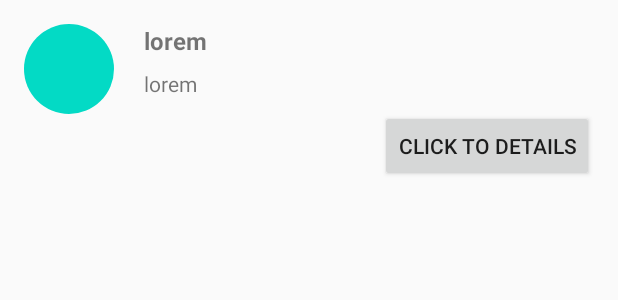
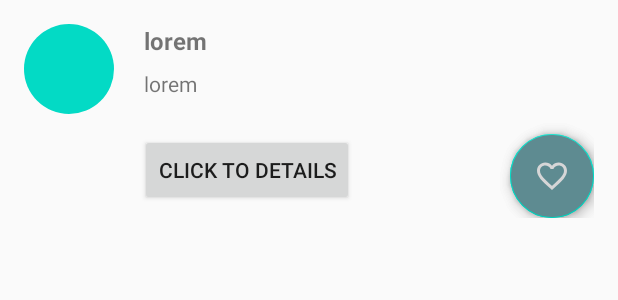
Before and after one commit to husnul23/githhub-app, an Android app: the layout item_row_user.xml on its own in the app's theme, with its tools: preview values and no code run, on a phone screen of 412 x 824 dp. Shown: the top 300 px of the screen. Run offline under Robolectric (Android 15) with nearby library versions, the phone set to English and light mode, and no system bars.

Commit message:
adding floating action button to item row user

```diff
--- a/app/src/main/res/layout/item_row_user.xml
+++ b/app/src/main/res/layout/item_row_user.xml
@@ -43,10 +43,35 @@
         android:id="@+id/btn_details"
         android:layout_width="wrap_content"
         android:layout_height="wrap_content"
+        android:layout_marginTop="24dp"
+        android:layout_marginEnd="160dp"
+        android:text="@string/click_detail"
         app:layout_constraintEnd_toEndOf="parent"
-        app:layout_constraintTop_toBottomOf="@id/tv_username"
-        android:layout_marginTop="8dp"
-        android:text="@string/click_detail" />
+        app:layout_constraintTop_toBottomOf="@id/tv_username" />
+
+    <com.google.android.material.floatingactionbutton.FloatingActionButton
+        android:id="@+id/floatingFav"
+        android:layout_width="wrap_content"
+        android:layout_height="wrap_content"
+        android:layout_marginTop="24dp"
+        android:backgroundTint="@color/grey"
+        android:tint="@color/black"
+        android:clickable="true"
+        app:layout_constraintEnd_toEndOf="parent"
+        app:layout_constraintTop_toBottomOf="@+id/tv_username"
+        app:srcCompat="@drawable/ic_baseline_favorite_24" />
+
+    <com.google.android.material.floatingactionbutton.FloatingActionButton
+        android:id="@+id/floatingUnfav"
+        android:layout_width="wrap_content"
+        android:layout_height="wrap_content"
+        android:layout_marginTop="24dp"
+        android:backgroundTint="@color/grey"
+        android:tint="@color/black"
+        android:clickable="true"
+        app:layout_constraintEnd_toEndOf="parent"
+        app:layout_constraintTop_toBottomOf="@+id/tv_username"
+        app:srcCompat="@drawable/ic_baseline_favorite_border_24" />
 
 
 </androidx.constraintlayout.widget.ConstraintLayout>
```
